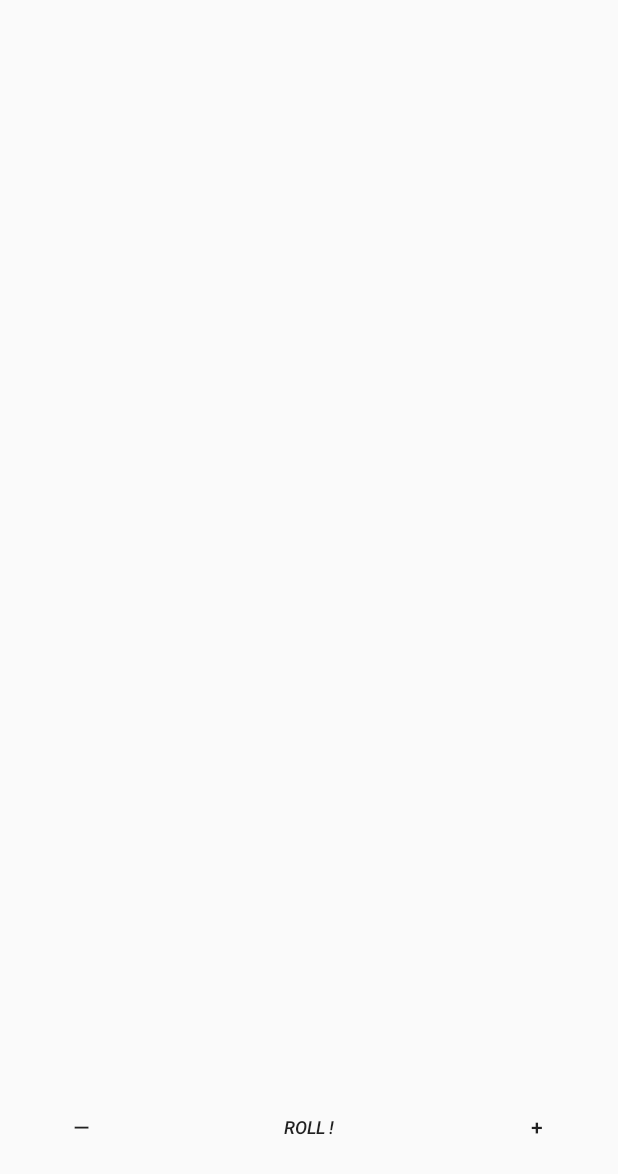
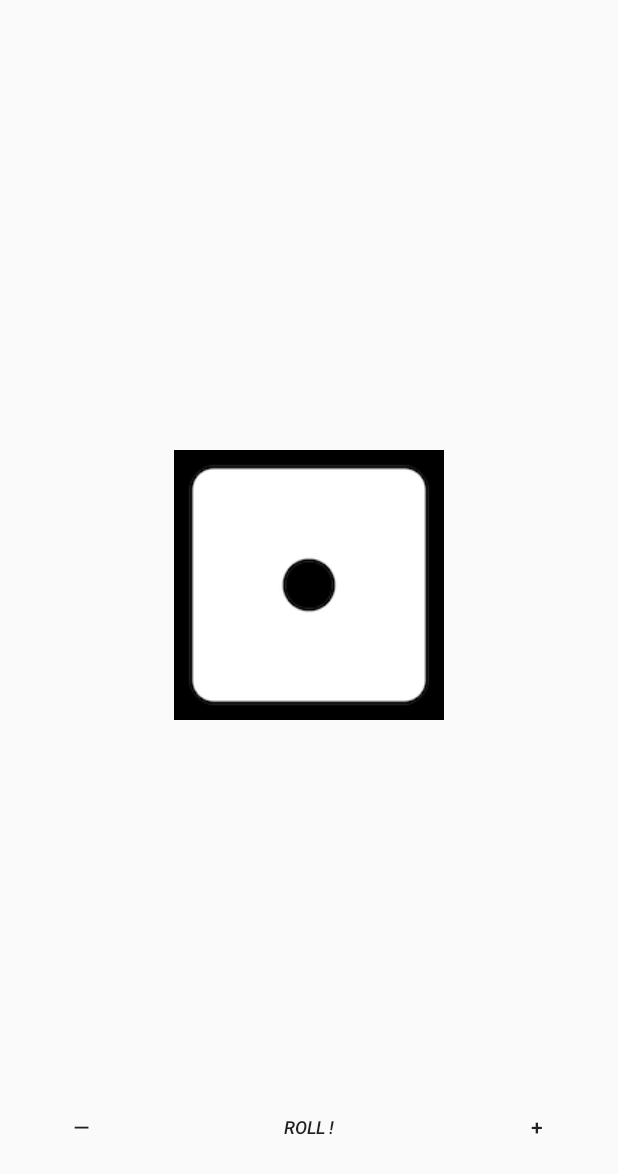
Before and after one commit to Skelly-Co/Dice, an Android app: the screen it shows after launch (MainActivity), on a phone screen of 412 x 824 dp. Before the commit the part shown is almost empty. Shown: the top 1174 px of the screen. Run offline under Robolectric (Android 15) with nearby library versions, the phone set to English and light mode, and no system bars.

```diff
--- a/app/src/main/java/com/example/dice/MainActivity.java
+++ b/app/src/main/java/com/example/dice/MainActivity.java
@@ -3,12 +3,34 @@ package com.example.dice;
 import androidx.appcompat.app.AppCompatActivity;
 
 import android.os.Bundle;
+import android.widget.Button;
+import android.widget.LinearLayout;
 
 public class MainActivity extends AppCompatActivity {
+
+
+    private LinearLayout linDiceContainer;
+    private Button btnRoll, btnAddDice, btnRemoveDice;
 
     @Override
     protected void onCreate(Bundle savedInstanceState) {
         super.onCreate(savedInstanceState);
         setContentView(R.layout.activity_main);
+
+        initializeViews();
+        initializeDices();
+    }
+
+    private void initializeViews()
+    {
+        linDiceContainer = findViewById(R.id.linDiceContainer);
+        btnRoll = findViewById(R.id.btnRoll);
+        btnAddDice = findViewById(R.id.btnAddDice);
+        btnRemoveDice = findViewById(R.id.btnRemoveDice);
+    }
+
+    private void initializeDices()
+    {
+        linDiceContainer.addView(new Dice(this));
     }
 }
```
